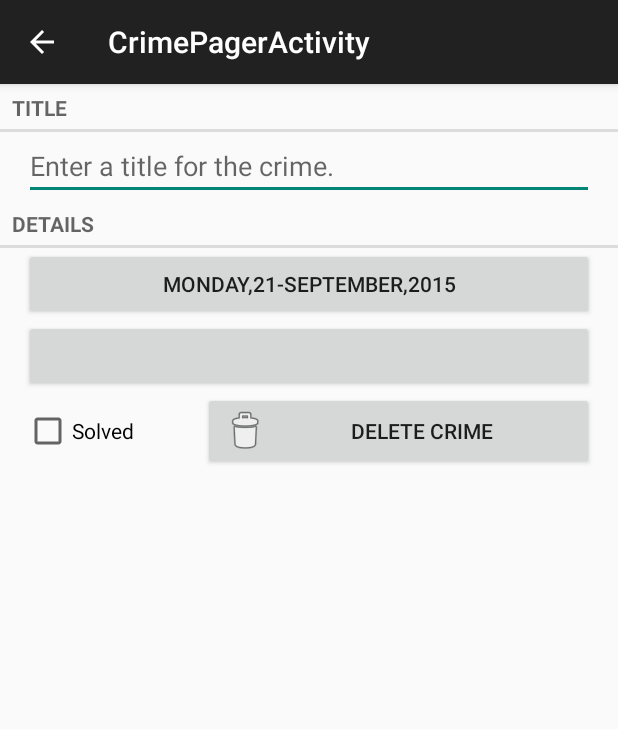
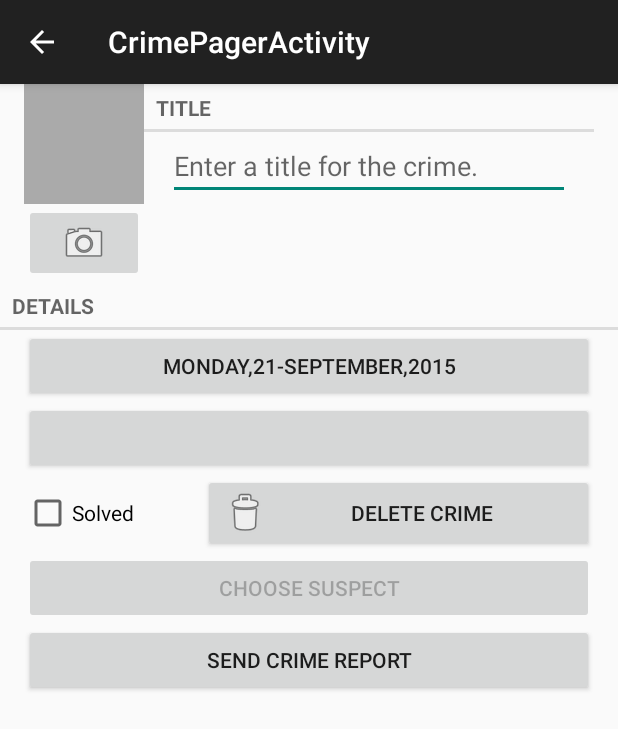
Before and after one commit to unaor/CriminalIntent, an Android app: the screen it shows after launch (CrimePagerActivity), after a tap on "New Crime", on a phone screen of 412 x 824 dp. Shown: the top 729 px of the screen. Run offline under Robolectric (Android 15) with nearby library versions, the phone set to English and light mode, and no system bars.

Commit message:
Finished camera integration

```diff
--- a/CriminalIntent/src/main/AndroidManifest.xml
+++ b/CriminalIntent/src/main/AndroidManifest.xml
@@ -1,6 +1,10 @@
 <?xml version="1.0" encoding="utf-8"?>
 <manifest xmlns:android="http://schemas.android.com/apk/res/android"
     package="com.datasol.criminalintent" >
+
+    <uses-permission android:name="android.permission.READ_EXTERNAL_STORAGE"
+        android:maxSdkVersion="18"/>
+    <uses-feature android:name="android.hardware.Camera2" android:required="false"/>
 
     <application
         android:allowBackup="true"
--- a/CriminalIntent/src/main/java/com/datasol/criminalintent/database/CrimeBaseHelper.java
+++ b/CriminalIntent/src/main/java/com/datasol/criminalintent/database/CrimeBaseHelper.java
@@ -25,7 +25,8 @@ public class CrimeBaseHelper extends SQLiteOpenHelper {
                 CrimeDbSchema.CrimeTable.Cols.UUID + ", " +
                 CrimeDbSchema.CrimeTable.Cols.TITLE + ", "+
                 CrimeDbSchema.CrimeTable.Cols.DATE + ", "+
-                CrimeDbSchema.CrimeTable.Cols.SOLVED + ")");
+                CrimeDbSchema.CrimeTable.Cols.SOLVED + "," +
+                CrimeDbSchema.CrimeTable.Cols.SUSPECT +")");
         Log.d(TAG, "Created db for first time");
     }
 
--- a/CriminalIntent/src/main/java/com/datasol/criminalintent/database/CrimeCursorWrapper.java
+++ b/CriminalIntent/src/main/java/com/datasol/criminalintent/database/CrimeCursorWrapper.java
@@ -21,10 +21,13 @@ public class CrimeCursorWrapper extends CursorWrapper {
         String title = getString(getColumnIndex(CrimeDbSchema.CrimeTable.Cols.TITLE));
         long date = getLong(getColumnIndex(CrimeDbSchema.CrimeTable.Cols.DATE));
         int isSolved = getInt(getColumnIndex(CrimeDbSchema.CrimeTable.Cols.SOLVED));
+        String suspect = getString(getColumnIndex(CrimeDbSchema.CrimeTable.Cols.SUSPECT));
+
         Crime crime = new Crime(UUID.fromString(uuidString));
         crime.setTitle(title);
         crime.setDate(new Date(date));
         crime.setSolved(isSolved != 0);
+        crime.setSuspect(suspect);
         return crime;
     }
 
--- a/CriminalIntent/src/main/java/com/datasol/criminalintent/database/CrimeDbSchema.java
+++ b/CriminalIntent/src/main/java/com/datasol/criminalintent/database/CrimeDbSchema.java
@@ -12,6 +12,7 @@ public class CrimeDbSchema {
             public static final String TITLE = "title";
             public static final String DATE = "date";
             public static final String SOLVED = "solved";
+            public static final String SUSPECT = "suspect";
         }
     }
 
--- a/CriminalIntent/src/main/java/com/datasol/criminalintent/fragment/CrimeFragment.java
+++ b/CriminalIntent/src/main/java/com/datasol/criminalintent/fragment/CrimeFragment.java
@@ -2,7 +2,13 @@ package com.datasol.criminalintent.fragment;
 
 import android.app.Activity;
 import android.content.Intent;
+import android.content.pm.PackageManager;
+import android.database.Cursor;
+import android.graphics.Bitmap;
+import android.net.Uri;
 import android.os.Bundle;
+import android.provider.ContactsContract;
+import android.provider.MediaStore;
 import android.support.annotation.Nullable;
 import android.support.v4.app.Fragment;
 import android.support.v4.app.FragmentManager;
@@ -17,10 +23,15 @@ import android.widget.Button;
 import android.widget.CheckBox;
 import android.widget.CompoundButton;
 import android.widget.EditText;
+import android.widget.ImageButton;
+import android.widget.ImageView;
+
 import com.datasol.criminalintent.R;
 import com.datasol.criminalintent.model.Crime;
 import com.datasol.criminalintent.model.CrimeLab;
+import com.datasol.criminalintent.util.PictureUtils;
 
+import java.io.File;
 import java.util.Date;
 import java.util.UUID;
 
@@ -34,6 +45,8 @@ public class CrimeFragment extends Fragment {
     private static final String DIALOG_TIME = "DialogTime";
     private static final int REQUEST_DATE = 1;
     private static final int REQUEST_TIME = 2;
+    private static final int REQUEST_CONTACT = 3;
+    private static final int REQUEST_PHOTO = 4;
 
     private Crime mCrime;
     private EditText mTitleField;
@@ -42,6 +55,11 @@ public class CrimeFragment extends Fragment {
     private Button mTimeButton;
     private CheckBox mSolvedCheckBox;
     private Button mDeleteButton;
+    private Button mReportButton;
+    private Button mSuspectButton;
+    private ImageButton mPhotoButton;
+    private ImageView mPhotoView;
+    private File mPhotoFile;
 
     public static CrimeFragment newInstance(UUID crimeId){
         Bundle args = new Bundle();
@@ -59,11 +77,12 @@ public class CrimeFragment extends Fragment {
         if(mCrime ==null){
             mCrime = new Crime();
         }
+        mPhotoFile = CrimeLab.get(getActivity()).getPhotoFile(mCrime);
     }
 
     @Nullable
     @Override
-    public View onCreateView(LayoutInflater inflater, ViewGroup container, Bundle savedInstanceState) {
+    public View onCreateView(final LayoutInflater inflater, ViewGroup container, Bundle savedInstanceState) {
         View v = inflater.inflate(R.layout.fragment_crime,container,false);
 
         mTitleField = (EditText)v.findViewById(R.id.crime_title);
@@ -103,7 +122,7 @@ public class CrimeFragment extends Fragment {
                 FragmentManager fm = getFragmentManager();
                 TimePickerFragment dialog = TimePickerFragment.newInstance(mCrime.getDate());
                 dialog.setTargetFragment(CrimeFragment.this, REQUEST_TIME);
-                dialog.show(fm,DIALOG_TIME);
+                dialog.show(fm, DIALOG_TIME);
             }
         });
 
@@ -125,6 +144,58 @@ public class CrimeFragment extends Fragment {
             }
         });
 
+        mReportButton = (Button)v.findViewById(R.id.crime_report);
+        mReportButton.setOnClickListener(new View.OnClickListener() {
+            @Override
+            public void onClick(View v) {
+                Intent intent = new Intent(Intent.ACTION_SEND);
+                intent.setType("text/plain");
+                intent.putExtra(Intent.EXTRA_TEXT,getCrimeReport());
+                intent.putExtra(Intent.EXTRA_SUBJECT,getString(R.string.crime_report_subject));
+                intent = Intent.createChooser(intent,getString(R.string.send_report));
+                startActivity(intent);
+            }
+        });
+
+        final Intent pickContact = new Intent(Intent.ACTION_PICK, ContactsContract.Contacts.CONTENT_URI);
+        mSuspectButton = (Button) v.findViewById(R.id.crime_suspect);
+        mSuspectButton.setOnClickListener(new View.OnClickListener() {
+            @Override
+            public void onClick(View v) {
+                startActivityForResult(pickContact, REQUEST_CONTACT);
+            }
+        });
+
+        if(mCrime.getSuspect()!= null){
+            mSuspectButton.setText(mCrime.getSuspect());
+        }
+
+        PackageManager packageManager = getActivity().getPackageManager();
+        if (packageManager.resolveActivity(pickContact, PackageManager.MATCH_DEFAULT_ONLY) == null) {
+            mSuspectButton.setEnabled(false);
+        }
+
+        mPhotoButton = (ImageButton) v.findViewById(R.id.crime_camera);
+        mPhotoView = (ImageView) v.findViewById(R.id.crime_photo);
+
+        final Intent captureImage = new Intent(MediaStore.ACTION_IMAGE_CAPTURE);
+
+        boolean canTakePhoto = mPhotoFile != null && captureImage.resolveActivity(packageManager) != null;
+        mPhotoButton.setEnabled(canTakePhoto);
+
+        if (canTakePhoto){
+            Uri uri = Uri.fromFile(mPhotoFile);
+            captureImage.putExtra(MediaStore.EXTRA_OUTPUT, uri);
+        }
+
+        mPhotoButton.setOnClickListener(new View.OnClickListener() {
+            @Override
+            public void onClick(View v) {
+                startActivityForResult(captureImage,REQUEST_PHOTO);
+            }
+        });
+        updatePhotoView();
+
         return v;
     }
 
@@ -141,7 +212,7 @@ public class CrimeFragment extends Fragment {
             updateDate();
         }
 
-        if(requestCode == REQUEST_TIME){
+        else if(requestCode == REQUEST_TIME){
             Date date = (Date)data.getSerializableExtra(TimePickerFragment.EXTRA_TIME);
             //TODO: fix date and time issue
             Log.d(TAG,"Got date from date picker "+date);
@@ -150,6 +221,30 @@ public class CrimeFragment extends Fragment {
             //Date newDate = new Date(newTime);
             //mCrime.setDate(newDate);
             updateDate();
+        }
+
+        else if(requestCode == REQUEST_CONTACT && data != null){
+            Uri contactUri = data.getData();
+            String [] queryFields = new String [] {ContactsContract.Contacts.DISPLAY_NAME};
+            Cursor cursor = getActivity().getContentResolver().query(contactUri, queryFields,null,null,null);
+            try{
+
+
+            if(cursor.getCount() == 0){
+                return;
+            }
+
+            cursor.moveToFirst();
+            String suspect = cursor.getString(0);
+            mCrime.setSuspect(suspect);
+            mSuspectButton.setText(suspect);
+            } finally {
+                cursor.close();
+            }
+        }
+
+        else if (requestCode == REQUEST_PHOTO) {
+            updatePhotoView();
         }
 
     }
@@ -164,4 +259,36 @@ public class CrimeFragment extends Fragment {
         super.onPause();
         CrimeLab.get(getActivity()).updateCrime(mCrime);
     }
+
+    private String getCrimeReport(){
+        String solvedString = null;
+        if(mCrime.isSolved()){
+            solvedString = getString(R.string.crime_report_solved);
+        } else {
+            solvedString = getString(R.string.crime_report_unsolved);
+        }
+        String dateFormat = "EEE, MMM dd";
+        String dateString = DateFormat.format(dateFormat, mCrime.getDate()).toString();
+
+        String suspect = mCrime.getSuspect();
+        if(suspect == null){
+            suspect = getString(R.string.crime_report_no_suspect);
+        } else {
+            suspect = getString(R.string.crime_report_suspect ,suspect);
+        }
+
+        String report = getString(R.string.crime_report,
+                mCrime.getTitle(), dateString ,solvedString , suspect);
+
+        return report;
+    }
+
+    private void updatePhotoView(){
+        if(mPhotoFile == null || !mPhotoFile.exists()){
+            mPhotoView.setImageDrawable(null);
+        } else {
+            Bitmap bitmap = PictureUtils.getScaledBitmap(mPhotoFile.getPath(), getActivity());
+            mPhotoView.setImageBitmap(bitmap);
+        }
+    }
 }
--- a/CriminalIntent/src/main/java/com/datasol/criminalintent/model/Crime.java
+++ b/CriminalIntent/src/main/java/com/datasol/criminalintent/model/Crime.java
@@ -12,6 +12,7 @@ public class Crime {
     private String mTitle;
     private Date mDate;
     private boolean mSolved;
+    private String mSuspect;
 
     public Crime(){
         this(UUID.randomUUID());
@@ -50,4 +51,16 @@ public class Crime {
     public void setSolved(boolean mSolved) {
         this.mSolved = mSolved;
     }
+
+    public String getSuspect() {
+        return mSuspect;
+    }
+
+    public void setSuspect(String mSuspect) {
+        this.mSuspect = mSuspect;
+    }
+
+    public String getPhotoFileName(){
+        return "IMG_" + getId().toString() + ".jpg";
+    }
 }
--- a/CriminalIntent/src/main/java/com/datasol/criminalintent/model/CrimeLab.java
+++ b/CriminalIntent/src/main/java/com/datasol/criminalintent/model/CrimeLab.java
@@ -4,11 +4,13 @@ import android.content.ContentValues;
 import android.content.Context;
 import android.database.Cursor;
 import android.database.sqlite.SQLiteDatabase;
+import android.os.Environment;
 
 import com.datasol.criminalintent.database.CrimeBaseHelper;
 import com.datasol.criminalintent.database.CrimeCursorWrapper;
 import com.datasol.criminalintent.database.CrimeDbSchema;
 
+import java.io.File;
 import java.util.ArrayList;
 import java.util.List;
 import java.util.UUID;
@@ -94,6 +96,7 @@ public class CrimeLab {
         values.put(CrimeDbSchema.CrimeTable.Cols.TITLE , crime.getTitle());
         values.put(CrimeDbSchema.CrimeTable.Cols.DATE , crime.getDate().getTime());
         values.put(CrimeDbSchema.CrimeTable.Cols.SOLVED, crime.isSolved() ? 1 : 0);
+        values.put(CrimeDbSchema.CrimeTable.Cols.SUSPECT, crime.getSuspect());
         return values;
     }
 
@@ -109,4 +112,14 @@ public class CrimeLab {
         return new CrimeCursorWrapper(cursor);
     }
 
+    public File getPhotoFile(Crime crime){
+        File externalFilesDir = mcontext.getExternalFilesDir(Environment.DIRECTORY_PICTURES);
+
+        if (externalFilesDir == null){
+            return null;
+        }
+
+        return new File(externalFilesDir,crime.getPhotoFileName());
+    }
+
 }
--- /dev/null
+++ b/CriminalIntent/src/main/java/com/datasol/criminalintent/util/PictureUtils.java
@@ -0,0 +1,42 @@
+package com.datasol.criminalintent.util;
+
+import android.app.Activity;
+import android.graphics.Bitmap;
+import android.graphics.BitmapFactory;
+import android.graphics.Point;
+
+/**
+ * Created by unaor on 9/21/2015.
+ */
+public class PictureUtils {
+
+    public static Bitmap getScaledBitmap(String path, int destWidth, int destHeight){
+        BitmapFactory.Options options = new BitmapFactory.Options();
+        options.inJustDecodeBounds = true;
+        BitmapFactory.decodeFile(path,options);
+
+        float srcWidth = options.outWidth;
+        float srcHeight = options.outHeight;
+
+        int inSampleSize = 1;
+        if(srcHeight > destHeight || srcWidth > destWidth) {
+            if(srcWidth > srcHeight){
+                inSampleSize = Math.round(srcHeight/destWidth);
+            } else {
+                inSampleSize = Math.round(srcWidth/destHeight);
+            }
+        }
+
+        options = new BitmapFactory.Options();
+        options.inSampleSize = inSampleSize;
+
+        return BitmapFactory.decodeFile(path, options);
+
+    }
+
+    public static Bitmap getScaledBitmap(String path , Activity activity){
+        Point size = new Point();
+        activity.getWindowManager().getDefaultDisplay().getSize(size);
+        return getScaledBitmap(path, size.x, size.y);
+    }
+}
--- a/CriminalIntent/src/main/res/layout-land/fragment_crime.xml
+++ b/CriminalIntent/src/main/res/layout-land/fragment_crime.xml
@@ -1,59 +1,76 @@
 <?xml version="1.0" encoding="utf-8"?>
 <LinearLayout xmlns:android="http://schemas.android.com/apk/res/android"
-              android:orientation="vertical"
     android:layout_width="match_parent"
-              android:layout_height="match_parent">
+    android:layout_height="match_parent"
+    android:orientation="vertical">
 
-    <TextView android:layout_width="match_parent"
-              android:layout_height="wrap_content"
-              android:text="@string/crime_title_label"
-            style="?android:listSeparatorTextViewStyle"/>
-
-    <EditText android:layout_width="match_parent"
-              android:layout_height="wrap_content"
-            android:id="@+id/crime_title"
-            android:hint="@string/crime_title_hint"
-            android:layout_marginLeft="16dp"
-            android:layout_marginRight="16dp"/>
+    <include layout="@layout/view_camera_and_title"/>
 
     <TextView
+        style="?android:listSeparatorTextViewStyle"
         android:layout_width="match_parent"
         android:layout_height="wrap_content"
-            android:text="@string/crime_details_label"
-            style="?android:listSeparatorTextViewStyle"
-            />
+        android:text="@string/crime_details_label" />
 
     <LinearLayout
-            android:orientation="horizontal"
         android:layout_width="match_parent"
         android:layout_height="wrap_content"
         android:layout_marginLeft="16dp"
-            android:layout_marginRight="16dp">
+        android:layout_marginRight="16dp"
+        android:orientation="horizontal">
 
-    <Button android:id="@+id/crime_date"
+        <Button
+            android:id="@+id/crime_date"
             android:layout_width="wrap_content"
             android:layout_height="wrap_content"
-            android:layout_weight="30"
-            />
+            android:layout_weight="30" />
 
-        <Button android:id="@+id/crime_time"
+        <Button
+            android:id="@+id/crime_time"
             android:layout_width="wrap_content"
             android:layout_height="wrap_content"
-                android:layout_weight="30"
-                />
-    <CheckBox android:id="@+id/crime_solved"
+            android:layout_weight="30" />
+
+        <CheckBox
+            android:id="@+id/crime_solved"
             android:layout_width="wrap_content"
             android:layout_height="wrap_content"
-              android:text="@string/crime_solved_label"
             android:layout_weight="20"
-            />
+            android:text="@string/crime_solved_label" />
+
         <Button
             android:id="@+id/crime_delete_button"
             android:layout_width="wrap_content"
             android:layout_height="match_parent"
             android:layout_toLeftOf="@id/crime_solved"
+            android:layout_weight="20"
             android:drawableLeft="@android:drawable/ic_menu_delete"
-            android:layout_weight="20"
             android:text="@string/delete_crime_btn" />
+
     </LinearLayout>
+
+    <LinearLayout
+        android:layout_width="match_parent"
+        android:layout_height="wrap_content"
+        android:layout_marginLeft="16dp"
+        android:layout_marginRight="16dp"
+        android:orientation="horizontal">
+
+        <Button
+            android:id="@+id/crime_suspect"
+            android:layout_width="wrap_content"
+            android:layout_height="wrap_content"
+            android:layout_weight="50"
+
+            android:text="@string/crime_suspect_text" />
+
+        <Button
+            android:id="@+id/crime_report"
+            android:layout_width="wrap_content"
+            android:layout_height="wrap_content"
+            android:layout_weight="50"
+
+            android:text="@string/crime_report_text" />
     </LinearLayout>
+
+</LinearLayout>
--- a/CriminalIntent/src/main/res/layout/fragment_crime.xml
+++ b/CriminalIntent/src/main/res/layout/fragment_crime.xml
@@ -1,63 +1,70 @@
 <?xml version="1.0" encoding="utf-8"?>
 <LinearLayout xmlns:android="http://schemas.android.com/apk/res/android"
-              android:orientation="vertical"
     android:layout_width="match_parent"
-              android:layout_height="match_parent">
+    android:layout_height="match_parent"
+    android:orientation="vertical">
 
-    <TextView android:layout_width="match_parent"
-              android:layout_height="wrap_content"
-              android:text="@string/crime_title_label"
-            style="?android:listSeparatorTextViewStyle"/>
-
-    <EditText android:layout_width="match_parent"
-              android:layout_height="wrap_content"
-            android:id="@+id/crime_title"
-            android:hint="@string/crime_title_hint"
-            android:layout_marginLeft="16dp"
-            android:layout_marginRight="16dp"/>
+    <include layout="@layout/view_camera_and_title"/>
 
     <TextView
+        style="?android:listSeparatorTextViewStyle"
         android:layout_width="match_parent"
         android:layout_height="wrap_content"
-            android:text="@string/crime_details_label"
-            style="?android:listSeparatorTextViewStyle"
-            />
+        android:text="@string/crime_details_label" />
 
-    <Button android:id="@+id/crime_date"
+    <Button
+        android:id="@+id/crime_date"
+        android:layout_width="match_parent"
+        android:layout_height="wrap_content"
+        android:layout_marginLeft="16dp"
+        android:layout_marginRight="16dp" />
+
+    <Button
+        android:id="@+id/crime_time"
+        android:layout_width="match_parent"
+        android:layout_height="wrap_content"
+        android:layout_marginLeft="16dp"
+        android:layout_marginRight="16dp" />
+
+    <LinearLayout xmlns:android="http://schemas.android.com/apk/res/android"
         android:layout_width="match_parent"
         android:layout_height="wrap_content"
         android:layout_marginLeft="16dp"
         android:layout_marginRight="16dp"
-            />
-    <Button android:id="@+id/crime_time"
-            android:layout_width="match_parent"
-            android:layout_height="wrap_content"
-            android:layout_marginLeft="16dp"
-            android:layout_marginRight="16dp"
-            />
-    <LinearLayout xmlns:android="http://schemas.android.com/apk/res/android"
-        android:orientation="horizontal"
-        android:layout_width="match_parent"
-        android:layout_height="wrap_content"
-        android:layout_marginLeft="16dp"
-        android:layout_marginRight="16dp">
-    <CheckBox android:id="@+id/crime_solved"
+        android:orientation="horizontal">
+
+        <CheckBox
+            android:id="@+id/crime_solved"
             android:layout_width="wrap_content"
             android:layout_height="match_parent"
-              android:text="@string/crime_solved_label"
             android:layout_alignParentRight="true"
-              android:layout_weight="30"/>
+            android:layout_weight="30"
+            android:text="@string/crime_solved_label" />
 
         <Button
             android:id="@+id/crime_delete_button"
             android:layout_width="wrap_content"
             android:layout_height="match_parent"
             android:layout_toLeftOf="@id/crime_solved"
+            android:layout_weight="70"
             android:drawableLeft="@android:drawable/ic_menu_delete"
-        android:layout_weight="70"
             android:text="@string/delete_crime_btn" />
     </LinearLayout>
 
+    <Button
+        android:id="@+id/crime_suspect"
+        android:layout_width="match_parent"
+        android:layout_height="wrap_content"
+        android:layout_marginLeft="16dp"
+        android:layout_marginRight="16dp"
+        android:text="@string/crime_suspect_text" />
 
+    <Button
+        android:id="@+id/crime_report"
+        android:layout_width="match_parent"
+        android:layout_height="wrap_content"
+        android:layout_marginLeft="16dp"
+        android:layout_marginRight="16dp"
+        android:text="@string/crime_report_text" />
 
 </LinearLayout>
--- /dev/null
+++ b/CriminalIntent/src/main/res/layout/view_camera_and_title.xml
@@ -0,0 +1,52 @@
+<?xml version="1.0" encoding="utf-8"?>
+<LinearLayout
+    xmlns:android="http://schemas.android.com/apk/res/android"
+    android:layout_width="match_parent"
+    android:layout_height="wrap_content"
+    android:layout_marginLeft="16dp"
+    android:layout_marginRight="16dp">
+
+    <LinearLayout
+        xmlns:android="http://schemas.android.com/apk/res/android"
+        android:layout_width="wrap_content"
+        android:layout_height="wrap_content"
+        android:orientation="vertical">
+
+        <ImageView
+            android:layout_width="80dp"
+            android:layout_height="80dp"
+            android:scaleType="centerInside"
+            android:background="@android:color/darker_gray"
+            android:cropToPadding="true"
+            android:id="@+id/crime_photo" />
+
+        <ImageButton
+            android:layout_width="match_parent"
+            android:layout_height="wrap_content"
+            android:src="@android:drawable/ic_menu_camera"
+            android:id="@+id/crime_camera" />
+    </LinearLayout>
+
+    <LinearLayout xmlns:android="http://schemas.android.com/apk/res/android"
+        android:layout_width="wrap_content"
+        android:layout_height="wrap_content"
+        android:orientation="vertical"
+        android:layout_weight="1">
+
+        <TextView
+            style="?android:listSeparatorTextViewStyle"
+            android:layout_width="match_parent"
+            android:layout_height="wrap_content"
+            android:text="@string/crime_title_label" />
+
+        <EditText
+            android:id="@+id/crime_title"
+            android:layout_width="match_parent"
+            android:layout_height="wrap_content"
+            android:layout_marginLeft="16dp"
+            android:layout_marginRight="16dp"
+            android:hint="@string/crime_title_hint" />
+
+        </LinearLayout>
+
+</LinearLayout>
--- a/CriminalIntent/src/main/res/values/strings.xml
+++ b/CriminalIntent/src/main/res/values/strings.xml
@@ -19,4 +19,13 @@
     </plurals>
     <string name="delete_crime_btn">Delete crime</string>
     <string name="no_crimes_text">There are no crimes</string>
+    <string name="crime_suspect_text">Choose Suspect</string>
+    <string name="crime_report_text">Send Crime Report</string>
+    <string name="crime_report">%1$s! The crime was discovered on %2$s. %3$s, and %4$s</string>
+    <string name="crime_report_solved">The case is solved</string>
+    <string name="crime_report_unsolved">The case is not solved</string>
+    <string name="crime_report_no_suspect">there is no suspect.</string>
+    <string name="crime_report_suspect">the suspect is %s.</string>
+    <string name="crime_report_subject">CriminalIntent Crime Report</string>
+    <string name="send_report">Send crime report via</string>
 </resources>
```
Lines whose indentation alone changed are shown as unchanged.
